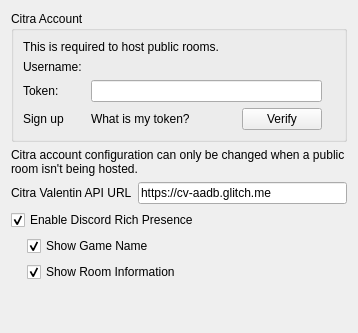
First picture: the form in src/citra_qt/configuration/configure_web.ui, repository tbsp/citra-valentin, before the edit.
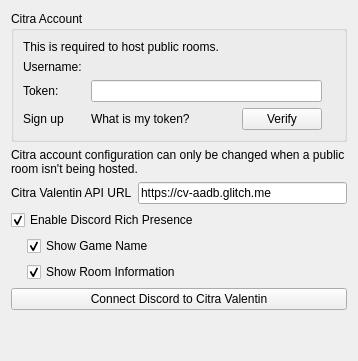
Second picture: the form after the edit.

Patch:
```diff
--- a/src/citra_qt/configuration/configure_web.ui
+++ b/src/citra_qt/configuration/configure_web.ui
@@ -188,6 +188,16 @@
        </layout>
       </widget>
      </item>
+     <item>
+      <widget class="QPushButton" name="connect_discord">
+       <property name="toolTip">
+        <string>&lt;html&gt;&lt;head/&gt;&lt;body&gt;&lt;p&gt;Required for sending logs and screenshots to Citra Valentin's Discord server.&lt;/p&gt;&lt;/body&gt;&lt;/html&gt;</string>
+       </property>
+       <property name="text">
+        <string>Connect Discord to Citra Valentin</string>
+       </property>
+      </widget>
+     </item>
     </layout>
    </item>
    <item>
```
